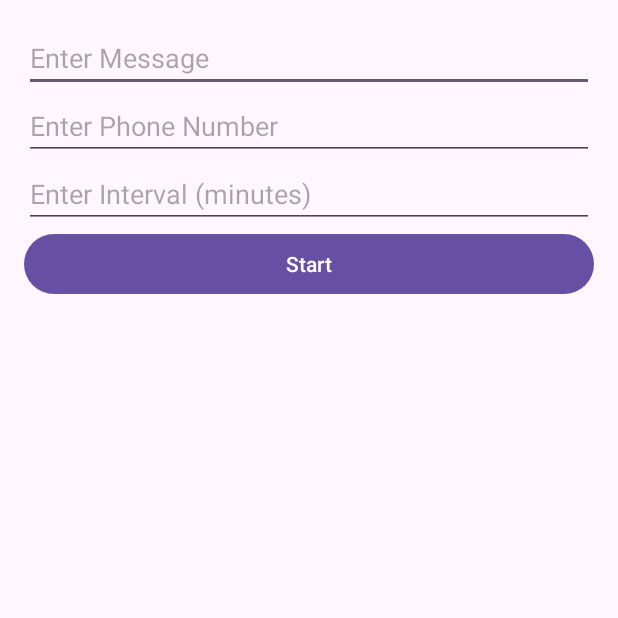
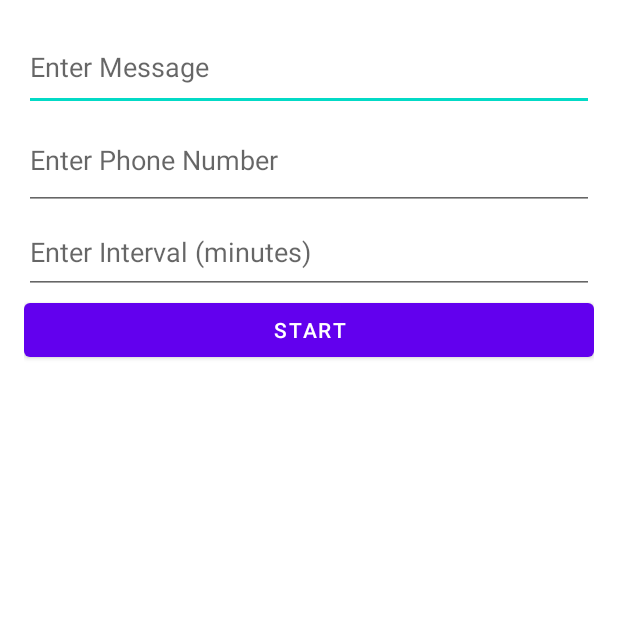
Before and after one commit to ahsoj22/awty, an Android app: the screen it shows after launch (MainActivity), on a phone screen of 412 x 824 dp, the top half of it. Run offline under Robolectric (Android 15) with nearby library versions, the phone set to English and light mode, and no system bars.

```diff
--- a/app/src/main/res/layout/activity_main.xml
+++ b/app/src/main/res/layout/activity_main.xml
@@ -7,21 +7,21 @@
     <EditText
         android:id="@+id/messageEditText"
         android:layout_width="match_parent"
-        android:layout_height="wrap_content"
+        android:layout_height="58dp"
         android:hint="Enter Message"
         android:inputType="text" />
 
     <EditText
         android:id="@+id/phoneNumberEditText"
         android:layout_width="match_parent"
-        android:layout_height="wrap_content"
+        android:layout_height="66dp"
         android:hint="Enter Phone Number"
         android:inputType="phone" />
 
     <EditText
         android:id="@+id/intervalEditText"
         android:layout_width="match_parent"
-        android:layout_height="wrap_content"
+        android:layout_height="56dp"
         android:hint="Enter Interval (minutes)"
         android:inputType="number" />
 
--- a/app/src/main/res/values-night/themes.xml
+++ b/app/src/main/res/values-night/themes.xml
@@ -1,7 +1,9 @@
 <resources xmlns:tools="http://schemas.android.com/tools">
     <!-- Base application theme. -->
-    <style name="Base.Theme.Awty" parent="Theme.Material3.DayNight.NoActionBar">
-        <!-- Customize your dark theme here. -->
-        <!-- <item name="colorPrimary">@color/my_dark_primary</item> -->
+    <style name="Base.Theme.awty" parent="Theme.MaterialComponents.Light.NoActionBar">
+        <!-- Customize your light theme here. -->
+        <!-- <item name="colorPrimary">@color/my_light_primary</item> -->
     </style>
+
+    <style name="Theme.awty" parent="Base.Theme.awty" />
 </resources>
--- a/app/src/main/res/values/themes.xml
+++ b/app/src/main/res/values/themes.xml
@@ -1,9 +1,9 @@
 <resources xmlns:tools="http://schemas.android.com/tools">
     <!-- Base application theme. -->
-    <style name="Base.Theme.Awty" parent="Theme.Material3.DayNight.NoActionBar">
+    <style name="Base.Theme.awty" parent="Theme.MaterialComponents.Light.NoActionBar">
         <!-- Customize your light theme here. -->
         <!-- <item name="colorPrimary">@color/my_light_primary</item> -->
     </style>
 
-    <style name="Theme.Awty" parent="Base.Theme.Awty" />
+    <style name="Theme.awty" parent="Base.Theme.awty" />
 </resources>
--- a/gradle/libs.versions.toml
+++ b/gradle/libs.versions.toml
@@ -1,14 +1,14 @@
 [versions]
 agp = "8.6.1"
 kotlin = "1.9.0"
-coreKtx = "1.13.1"
+coreKtx = "1.15.0"
 junit = "4.13.2"
 junitVersion = "1.2.1"
 espressoCore = "3.6.1"
 appcompat = "1.7.0"
 material = "1.12.0"
 activity = "1.9.3"
-constraintlayout = "2.1.4"
+constraintlayout = "2.2.0"
 
 [libraries]
 androidx-core-ktx = { group = "androidx.core", name = "core-ktx", version.ref = "coreKtx" }
```
Also changed, not shown: app/build.gradle.kts (+10 -10 lines), app/src/main/AndroidManifest.xml (+7 -3 lines), app/src/main/java/edu/uw/ischool/jtay25/awty/MainActivity.kt (+87 -13 lines), gradle/wrapper/gradle-wrapper.properties, settings.gradle.kts (line endings or trailing spaces).
